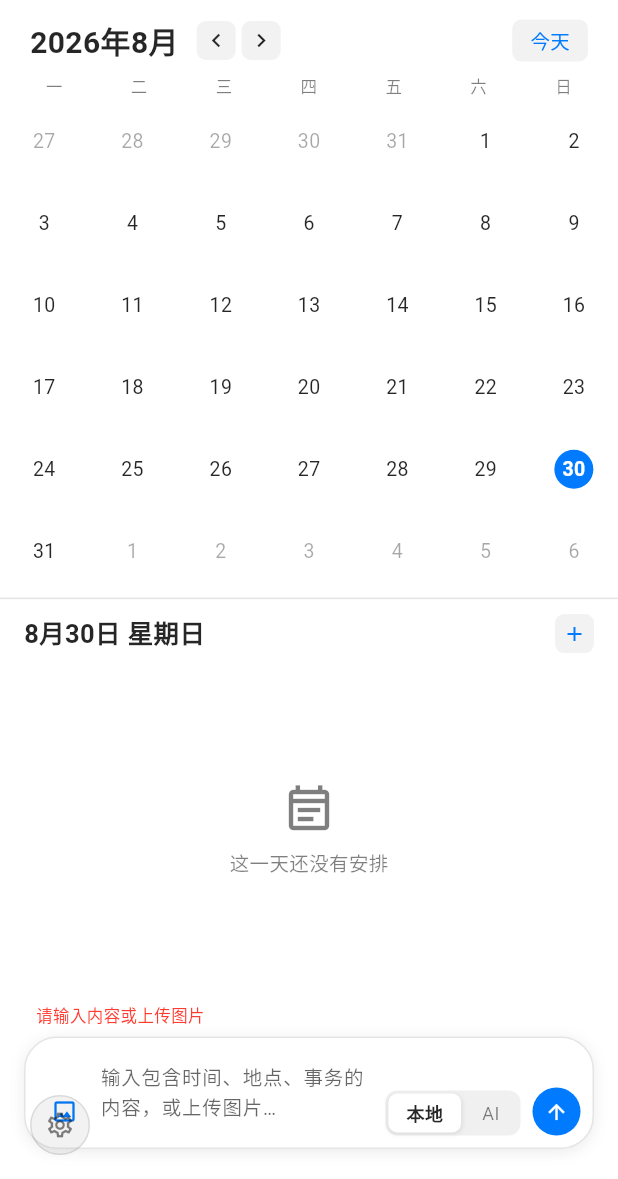
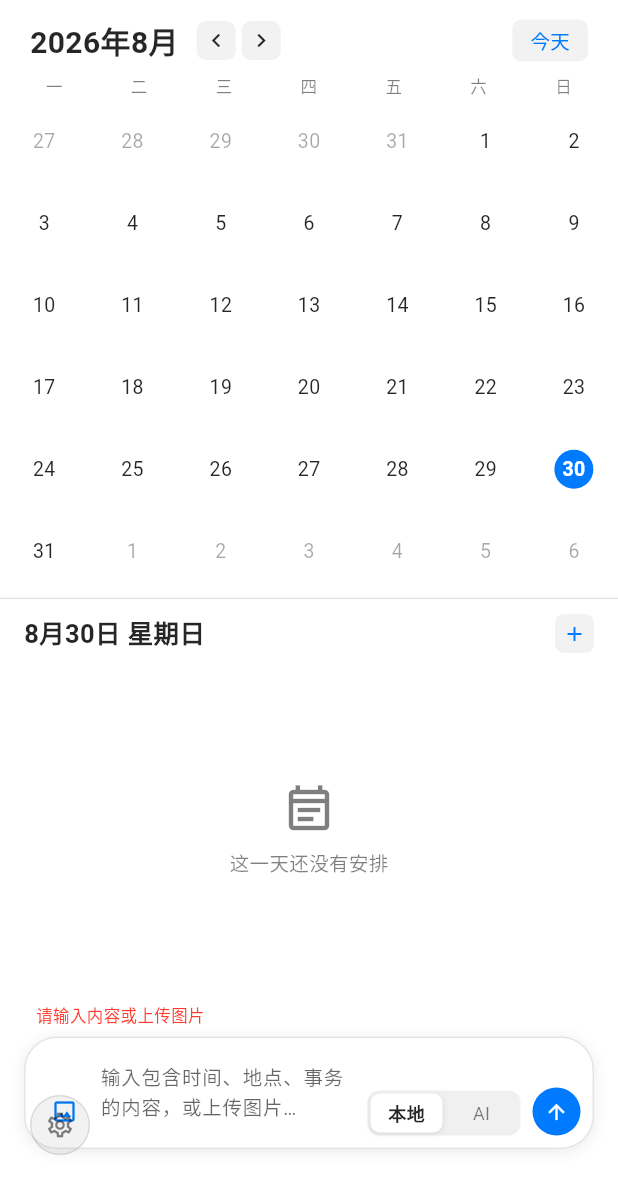
Before and after one commit to liubaiqing/Daypick, a Flutter app: the screen it shows after launch, item 4 of the bottom bar chosen, on a phone screen of 412 x 824 dp, the part 57-1236 px from its top. Run offline on Flutter 3.47's test engine with Material 3 defaults, Android fonts, the phone set to English and light mode, and no system bars; our stand-ins replace dio, drift, file_picker, flutter_riverpod; missing offline and left inert: desktop_drop, flutter_onnx_ocr, pasteboard, window_manager; accounts and stored records are empty; generated files the repository leaves out were written again; Roboto replaces fonts that are missing (HarmonyOS Sans SC); statements that could not run were skipped; project files that could hold a hidden picture were left out.

Commit message:
feat: 解析模式分段控件滑块滑动动画，受动画总开关控制（内容自适应布局修复无界约束）

```diff
--- a/lib/features/calendar/calendar_page.dart
+++ b/lib/features/calendar/calendar_page.dart
@@ -85,7 +85,9 @@ class _CalendarPageState extends ConsumerState<CalendarPage> {
   }
 }
 
-/// 输入条槽位：底部居中、长度受限（文档 9.2 节）
+/// 输入条槽位：底部居中、长度受限（文档 9.2 节）。
+/// 注意：Center 是 shrink-wrap 环境，内部必须收 tight 宽度
+/// （SizedBox infinity），否则输入条内 Row/分段控件会收到无界约束。
 class _ComposerSlot extends StatelessWidget {
   const _ComposerSlot();
 
@@ -96,7 +98,10 @@ class _ComposerSlot extends StatelessWidget {
       child: Center(
         child: ConstrainedBox(
           constraints: const BoxConstraints(maxWidth: 640),
-          child: const ChatComposerBar(),
+          child: SizedBox(
+            width: double.infinity,
+            child: const ChatComposerBar(),
+          ),
         ),
       ),
     );
--- a/lib/features/intake/chat_composer_bar.dart
+++ b/lib/features/intake/chat_composer_bar.dart
@@ -33,8 +33,9 @@ class DroppedImages extends Notifier<List<String>> {
   void set(List<String> paths) => state = paths;
 }
 
-final droppedImagesProvider =
-    NotifierProvider<DroppedImages, List<String>>(DroppedImages.new);
+final droppedImagesProvider = NotifierProvider<DroppedImages, List<String>>(
+  DroppedImages.new,
+);
 
 /// 支持的图片扩展名（拖拽过滤用）
 const List<String> kImageExtensions = [
@@ -128,8 +129,11 @@ class _ChatComposerBarState extends ConsumerState<ChatComposerBar> {
       _textCtrl.text = text;
       return;
     }
-    final newText =
-        value.text.replaceRange(selection.start, selection.end, text);
+    final newText = value.text.replaceRange(
+      selection.start,
+      selection.end,
+      text,
+    );
     _textCtrl.value = TextEditingValue(
       text: newText,
       selection: TextSelection.collapsed(offset: selection.start + text.length),
@@ -259,8 +263,7 @@ class _ChatComposerBarState extends ConsumerState<ChatComposerBar> {
   }
 
   KeyEventResult _handleKey(FocusNode node, KeyEvent event) {
-    if (event is KeyDownEvent &&
-        event.logicalKey == LogicalKeyboardKey.enter) {
+    if (event is KeyDownEvent && event.logicalKey == LogicalKeyboardKey.enter) {
       if (HardwareKeyboard.instance.isShiftPressed) {
         return KeyEventResult.ignored; // Shift+Enter 换行
       }
@@ -275,12 +278,16 @@ class _ChatComposerBarState extends ConsumerState<ChatComposerBar> {
   @override
   Widget build(BuildContext context) {
     final tokens = DSTokensScope.of(context);
+    // 动画开关：关闭时分段滑块瞬间就位
+    final animOn = ref.watch(animationsEnabledProvider).value ?? true;
     // 消费全窗口拖入的图片（build 内监听，Riverpod 自动管理生命周期）
     ref.listen(droppedImagesProvider, (prev, next) {
       if (next.isEmpty) return;
       _addDroppedFiles(next);
       ref.read(droppedImagesProvider.notifier).set([]);
     });
+    // 布局：外层 _ComposerSlot 已给出 tight 宽度（ConstrainedBox 640），
+    // 内部 Column stretch 传导；分段控件内容自适应，不依赖宽度约束。
     return Padding(
       padding: const EdgeInsets.fromLTRB(16, 4, 16, 12),
       child: Column(
@@ -326,9 +333,7 @@ class _ChatComposerBarState extends ConsumerState<ChatComposerBar> {
                           _AttachmentThumb(
                             key: ValueKey('attachment-$i'),
                             path: _attachmentPaths[i],
-                            onRemove: _busy
-                                ? null
-                                : () => _removeAttachment(i),
+                            onRemove: _busy ? null : () => _removeAttachment(i),
                           ),
                       ],
                     ),
@@ -372,30 +377,31 @@ class _ChatComposerBarState extends ConsumerState<ChatComposerBar> {
                               hintText: '输入包含时间、地点、事务的内容，或上传图片…',
                               hintStyle: TextStyle(
                                 fontSize: kFontSizeBody,
-                                color: tokens.textSecondary
-                                    .withValues(alpha: 0.6),
+                                color: tokens.textSecondary.withValues(
+                                  alpha: 0.6,
+                                ),
                               ),
                               border: InputBorder.none,
                               isCollapsed: true,
-                              contentPadding:
-                                  const EdgeInsets.symmetric(vertical: 8),
+                              contentPadding: const EdgeInsets.symmetric(
+                                vertical: 8,
+                              ),
                             ),
                           ),
                         ),
                       ),
                     ),
                     const SizedBox(width: 8),
-                    // 解析模式小分段控件
+                    // 解析模式小分段控件（滑块平滑滑动，受动画开关控制）
                     DSSegmentedControl(
                       options: const [
                         (label: '本地', enabled: true, tooltip: null),
                         (label: 'AI', enabled: true, tooltip: null),
                       ],
-                      selectedIndex:
-                          _mode == kParseModeAi ? 1 : 0,
-                      onChanged: (i) => _setMode(
-                        i == 0 ? kParseModeLocal : kParseModeAi,
-                      ),
+                      selectedIndex: _mode == kParseModeAi ? 1 : 0,
+                      duration: animOn ? kDurationNormal : Duration.zero,
+                      onChanged: (i) =>
+                          _setMode(i == 0 ? kParseModeLocal : kParseModeAi),
                     ),
                     const SizedBox(width: 8),
                     // 发送按钮
@@ -415,8 +421,9 @@ class _ChatComposerBarState extends ConsumerState<ChatComposerBar> {
                                 padding: EdgeInsets.all(8),
                                 child: CircularProgressIndicator(
                                   strokeWidth: 2,
-                                  valueColor:
-                                      AlwaysStoppedAnimation(Colors.white),
+                                  valueColor: AlwaysStoppedAnimation(
+                                    Colors.white,
+                                  ),
                                 ),
                               )
                             : const Icon(
@@ -491,7 +498,11 @@ class _ComposerIconButtonState extends State<_ComposerIconButton> {
 
 /// 图片附件缩略图 + 右上角删除
 class _AttachmentThumb extends StatelessWidget {
-  const _AttachmentThumb({super.key, required this.path, required this.onRemove});
+  const _AttachmentThumb({
+    super.key,
+    required this.path,
+    required this.onRemove,
+  });
 
   final String path;
   final VoidCallback? onRemove;
@@ -535,17 +546,10 @@ class _AttachmentThumb extends StatelessWidget {
                   color: tokens.cardBackground,
                   border: Border.all(color: tokens.divider),
                   boxShadow: const [
-                    BoxShadow(
-                      color: Color(0x22000000),
-                      blurRadius: 4,
-                    ),
+                    BoxShadow(color: Color(0x22000000), blurRadius: 4),
                   ],
                 ),
-                child: Icon(
-                  Icons.close,
-                  size: 11,
-                  color: tokens.textSecondary,
-                ),
+                child: Icon(Icons.close, size: 11, color: tokens.textSecondary),
               ),
             ),
           ),
--- a/lib/shared/design/ds_segmented_control.dart
+++ b/lib/shared/design/ds_segmented_control.dart
@@ -1,4 +1,12 @@
-/// macOS 风格分段控件（文档 9.6 节 DSSegmentedControl）：圆角容器 + 选中块白底阴影。
+/// macOS 风格分段控件（文档 9.6 节 DSSegmentedControl）：
+/// 选中项以"滑块"形式呈现——切换时滑块在段之间**平滑滑动**
+/// （AnimatedPositioned + emphasized 缓动）；滑块动画时长可由动画总开关控制
+/// （关闭动画时传 Duration.zero，滑块瞬间就位）。
+///
+/// 布局：**内容自适应**——用 TextPainter 同步测量各段文字宽度，
+/// 段宽 = 最宽文字 + 两侧留白，控件总宽由内容决定。
+/// 因此可在 Row 的非 flex 槽位中安全使用（Flutter 的 Flex 布局
+/// 对非 flex 子元素在主轴方向不限制宽度，控件不得依赖父约束）。
 library;
 
 import 'package:flutter/material.dart';
@@ -9,41 +17,120 @@ import 'dstokens_scope.dart';
 /// 选项：label 显示文本；enabled 是否可点；tooltip 禁用时的提示
 typedef DSSegmentOption = ({String label, bool enabled, String? tooltip});
 
-class DSSegmentedControl extends StatelessWidget {
+/// 段水平留白（每侧）
+const double _kSegHPadding = 12;
+
+/// 段间距
+const double _kSegGap = 2;
+
+class DSSegmentedControl extends StatefulWidget {
   const DSSegmentedControl({
     super.key,
     required this.options,
     required this.selectedIndex,
     required this.onChanged,
+    this.duration = kDurationNormal,
   });
 
   final List<DSSegmentOption> options;
   final int selectedIndex;
   final ValueChanged<int> onChanged;
 
+  /// 滑块滑动时长（动画开关关闭时传 Duration.zero）
+  final Duration duration;
+
+  @override
+  State<DSSegmentedControl> createState() => _DSSegmentedControlState();
+}
+
+class _DSSegmentedControlState extends State<DSSegmentedControl> {
+  /// 同步测量文字宽度（与 _Segment 渲染样式一致），用于确定段宽
+  double _measureLabel(BuildContext context, String label) {
+    final painter = TextPainter(
+      text: TextSpan(
+        text: label,
+        style: const TextStyle(
+          fontSize: kFontSizeCaption,
+          fontWeight: FontWeight.w400,
+          fontFamily: 'HarmonyOS Sans SC',
+        ),
+      ),
+      textDirection: TextDirection.ltr,
+      textScaler: MediaQuery.textScalerOf(context),
+    )..layout();
+    return painter.width;
+  }
+
   @override
   Widget build(BuildContext context) {
     final tokens = DSTokensScope.of(context);
+    final count = widget.options.length;
+    // 段宽 = 最宽文字 + 两侧留白（等宽分段，滑块无需测量即可对齐）
+    var maxLabel = 0.0;
+    for (final option in widget.options) {
+      final w = _measureLabel(context, option.label);
+      if (w > maxLabel) maxLabel = w;
+    }
+    final segWidth = maxLabel + _kSegHPadding * 2;
+    final totalWidth = count * segWidth + (count - 1) * _kSegGap;
     return Container(
       padding: const EdgeInsets.all(2),
       decoration: BoxDecoration(
         color: tokens.textPrimary.withValues(alpha: 0.06),
         borderRadius: BorderRadius.circular(8),
       ),
-      child: Row(
+      // 显式尺寸：内容自适应（不依赖父约束，可在 Row 非 flex 槽位中使用）
+      child: SizedBox(
+        width: totalWidth,
+        height: 26,
+        child: Stack(
+          fit: StackFit.passthrough,
+          children: [
+            // 选中滑块：位置随选中索引平滑滑动（等宽分段，无需测量）
+            AnimatedPositioned(
+              duration: widget.duration,
+              curve: Curves.easeInOutCubicEmphasized,
+              left: widget.selectedIndex * (segWidth + _kSegGap),
+              top: 0,
+              bottom: 0,
+              width: segWidth,
+              child: Container(
+                decoration: BoxDecoration(
+                  color: tokens.cardBackground,
+                  borderRadius: BorderRadius.circular(6),
+                  boxShadow: const [
+                    BoxShadow(
+                      color: Color(0x1A000000),
+                      blurRadius: 2,
+                      offset: Offset(0, 1),
+                    ),
+                  ],
+                ),
+              ),
+            ),
+            // 段（文本层，位于滑块之上）
+            Row(
               mainAxisSize: MainAxisSize.min,
               children: [
-          for (var i = 0; i < options.length; i++) ...[
-            if (i > 0) const SizedBox(width: 2),
-            _Segment(
-              label: options[i].label,
-              enabled: options[i].enabled,
-              selected: i == selectedIndex,
-              tooltip: options[i].tooltip,
-              onTap: options[i].enabled ? () => onChanged(i) : null,
+                for (var i = 0; i < count; i++) ...[
+                  if (i > 0) const SizedBox(width: _kSegGap),
+                  SizedBox(
+                    width: segWidth,
+                    child: _Segment(
+                      label: widget.options[i].label,
+                      enabled: widget.options[i].enabled,
+                      selected: i == widget.selectedIndex,
+                      tooltip: widget.options[i].tooltip,
+                      onTap: widget.options[i].enabled
+                          ? () => widget.onChanged(i)
+                          : null,
+                    ),
                   ),
                 ],
               ],
+            ),
+          ],
+        ),
       ),
     );
   }
@@ -84,35 +171,22 @@ class _SegmentState extends State<_Segment> {
       onExit: (_) => setState(() => _hovered = false),
       child: GestureDetector(
         onTap: widget.onTap,
-        child: AnimatedContainer(
-          duration: kDurationQuick,
+        child: Container(
           height: 26,
-          padding: const EdgeInsets.symmetric(horizontal: 12),
+          alignment: Alignment.center,
           decoration: BoxDecoration(
-            color: widget.selected
-                ? tokens.cardBackground
-                : _hovered && widget.enabled
+            borderRadius: BorderRadius.circular(6),
+            // 未选中 hover 淡色高亮；选中态由底层滑块呈现
+            color: !widget.selected && _hovered && widget.enabled
                 ? tokens.textPrimary.withValues(alpha: 0.04)
                 : Colors.transparent,
-            borderRadius: BorderRadius.circular(6),
-            boxShadow: widget.selected
-                ? const [
-                    BoxShadow(
-                      color: Color(0x1A000000),
-                      blurRadius: 2,
-                      offset: Offset(0, 1),
           ),
-                  ]
-                : null,
-          ),
-          alignment: Alignment.center,
           child: Text(
             widget.label,
             style: TextStyle(
               fontSize: kFontSizeCaption,
               color: fg,
-              fontWeight:
-                  widget.selected ? FontWeight.w700 : FontWeight.w400,
+              fontWeight: widget.selected ? FontWeight.w700 : FontWeight.w400,
             ),
           ),
         ),
```
Also changed, not shown: 2 other files. Lines whose indentation alone changed are shown as unchanged.
